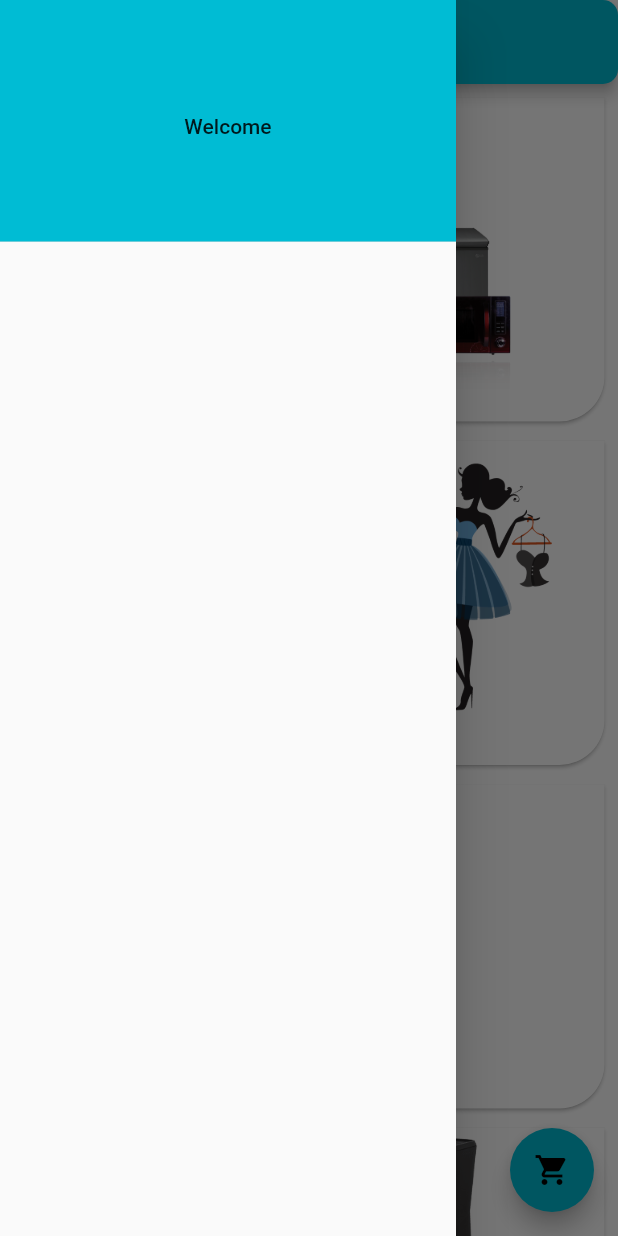
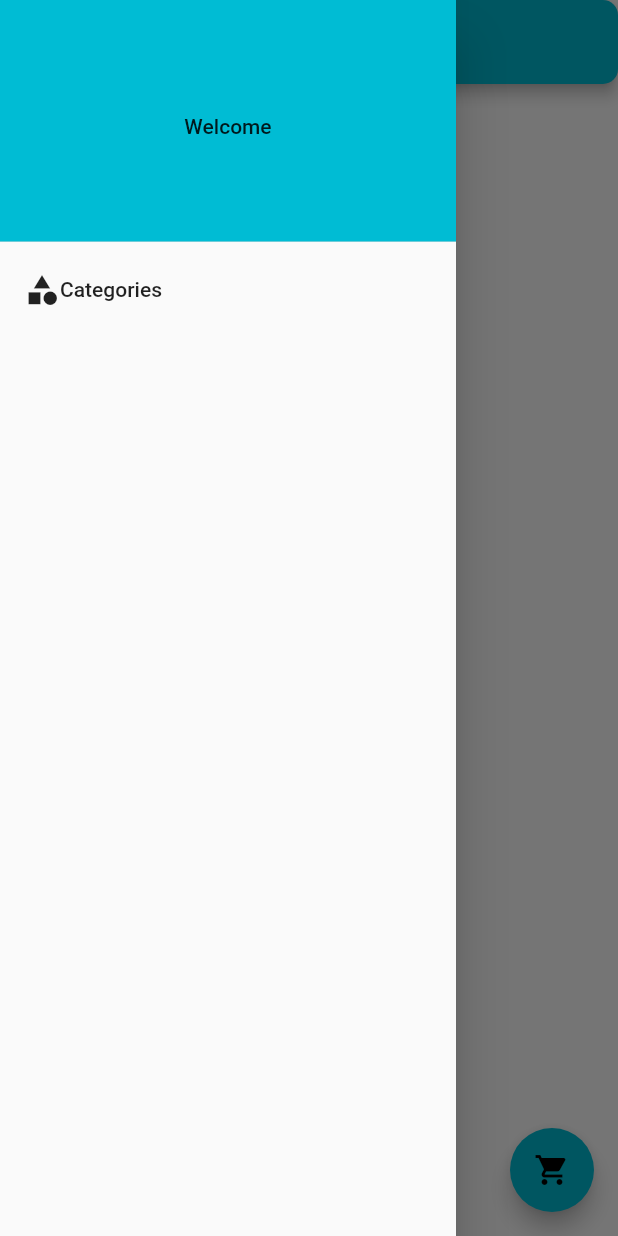
Before and after one commit to maddyb99/-Amazon, a Flutter app: the HomePage screen opened directly, with the side drawer open, on a phone screen of 412 x 824 dp. Run offline on Flutter 3.47's test engine with Material 2 defaults, Android fonts, the phone set to English and light mode, and no system bars; drawn by our look-alikes of expandable; our stand-ins replace cloud_firestore; accounts and stored records are empty.

```diff
--- a/lib/Screens/Home.dart
+++ b/lib/Screens/Home.dart
@@ -1,6 +1,4 @@
 import 'package:flutter/material.dart';
-import 'package:expandable/expandable.dart';
-import 'package:Not_Amazon/Screens/ItemList.dart';
 
 class Hme extends StatelessWidget {
   @override
@@ -20,77 +18,7 @@ class HomePage extends StatefulWidget {
 
 class _HomeState extends State<HomePage> {
   bool elecflag;
-  int _Mode=0;
   Color _backgroundColor=Colors.white,_appBarColor=Colors.cyan,_fabColor=Colors.cyan;
-  String _cat;
-  ScrollActivityDelegate delegate;
-  final pageController=PageController(
-    initialPage: 0,
-    keepPage: false,
-  );
-  void initState() {
-    elecflag = false;
-    super.initState();
-  }
-  Widget createCategory(String cat){
-    return ExpandablePanel(
-      header: Center(
-        child: Padding(
-          padding: const EdgeInsets.only(top: 5.0,left: 5.0,right: 5.0),
-          child: createCard(cat),
-        ),
-      ),
-      expanded: FlatButton(
-          onPressed: (){
-            setState(() {
-              _cat = cat;
-              pageController.animateToPage(1, duration: Duration(milliseconds: 300), curve: Curves.linear);
-            });
-          },
-          child: Text('Sublist for' + cat)
-      ),
-      //initialExpanded: false,
-      tapHeaderToExpand: true,
-      hasIcon: false,
-    );
-  }
-  Widget createCard(String category) {
-    return Card(
-      child: Column(
-        children: <Widget>[
-          Hero(
-            tag: category,
-            child: Container(
-                height: 200.0,
-                width: double.maxFinite,
-                decoration: new BoxDecoration(
-                  image: DecorationImage(
-                    image: new AssetImage('assets/images/categories/' +
-                        category.toLowerCase() +
-                        '.PNG'),
-                    fit: BoxFit.fitHeight,
-                  ),
-                ),
-            ),
-          ),
-          new Center(child:Text(category)),
-        ],
-      ),
-      shape: RoundedRectangleBorder(borderRadius: BorderRadius.only(topLeft: Radius.circular(30.0),bottomRight: Radius.circular(30.0))),
-    );
-  }
-  Widget createBody(){
-      return SingleChildScrollView(
-        child: Column(
-          children: <Widget>[
-            createCategory("Electronics"),
-            createCategory("Clothes"),
-            createCategory("Furniture"),
-            createCategory("Gadget"),
-          ]
-        ),
-      );
-  }
   @override
   Widget build(BuildContext context) {
     return new Scaffold(
@@ -121,6 +49,17 @@ class _HomeState extends State<HomePage> {
                 color: Colors.cyan,
               ),
             ),
+            FlatButton(
+              onPressed: () {
+                Navigator.of(context).pushNamed('/Cat');
+              },
+              child: new Row(
+                children: <Widget>[
+                  Icon(Icons.category),
+                  Text('Categories')
+                ],
+              ),
+            )
           ],
         ),
       ),
@@ -131,86 +70,45 @@ class _HomeState extends State<HomePage> {
         child: Icon(Icons.shopping_cart),
         backgroundColor: _fabColor,
       ),
-      body: PageView(
+      body:
+      Text("Homepage"),
+      /*PageView(
         controller: pageController,
         children: <Widget>[
-          createBody(),
-          Items(cat: _cat),
+          createCategory("Electronics"),
+          createCategory("Clothes"),
+          createCategory("Furniture"),
+          createCategory("Gadget"),
         ],
         scrollDirection: Axis.horizontal,
         onPageChanged: (int page){
           if(pageController.page.round()==0)
             setState(() {
-              _backgroundColor=Colors.white;
-              _appBarColor=Colors.cyan;
-              _fabColor=Colors.cyan;
-            });
-          else if(pageController.page.round()==1)
-            if(_cat=='Electronics')
-              setState(() {
               _backgroundColor=Colors.greenAccent[100];
               _appBarColor=Colors.lightGreen;
               _fabColor=Colors.lightGreen;
             });
-            else if(_cat=='Clothes')
+          else if(pageController.page.round()==1)
             setState(() {
               _backgroundColor=Colors.pinkAccent[100];
               _appBarColor=Colors.pink;
-
               _fabColor=Colors.pink;
             });
-            else if(_cat=='Furniture')
+          else if(pageController.page.round()==2)
             setState(() {
               _backgroundColor=Colors.brown[100];
               _appBarColor=Colors.brown;
               _fabColor=Colors.brown;
             });
-            else if(_cat=='Gadget')
+          else if(pageController.page.round()==3)
             setState(() {
               _backgroundColor=Colors.deepOrangeAccent[100];
               _appBarColor=Colors.deepOrangeAccent;
               _fabColor=Colors.deepOrangeAccent;
             });
         },
-      ),
+      ),*/
       backgroundColor: _backgroundColor,
-    );
-  }
-}
-
-class CoolCard extends StatelessWidget {
-  String category;
-  VoidCallback parentStateCb;
-
-  CoolCard({@required this.category, @required this.parentStateCb});
-
-  @override
-  Widget build(BuildContext context) {
-    return Card(
-      child: new FlatButton(
-        onPressed: parentStateCb,
-        child: new Column(
-          //width: 150.0,
-          children: <Widget>[
-            Container(
-                height: 200.0,
-                decoration: new BoxDecoration(
-                  image: DecorationImage(
-                    image: new AssetImage('assets/images/categories/' +
-                        category.toLowerCase() +
-                        '.PNG'),
-                    fit: BoxFit.contain,
-                  ),
-                )),
-            new Text(category),
-          ],
-        ),
-      ),
-
-      ///elevation: 3.0,
-      shape: RoundedRectangleBorder(
-        borderRadius: BorderRadius.circular(15.0),
-      ),
     );
   }
 }
--- a/lib/Screens/ItemList.dart
+++ b/lib/Screens/ItemList.dart
@@ -1,5 +1,4 @@
 import 'package:flutter/material.dart';
-import 'package:Not_Amazon/Screens/Home.dart';
 
 class Items extends StatelessWidget {
   final String cat;
--- a/lib/Screens/Login.dart
+++ b/lib/Screens/Login.dart
@@ -143,7 +143,7 @@ class _LoginState extends State<LoginPage> {
                     ),*/
                     new MaterialButton(
                         onPressed: () {
-                          Navigator.of(context).pushReplacementNamed('/Home');
+                          Navigator.of(context).pushReplacementNamed('/Home2');
                         },
                       child: new Image.asset('assets/images/fb.png',
                       scale: 5.0,
@@ -158,7 +158,7 @@ class _LoginState extends State<LoginPage> {
                 children: <Widget>[
                   new MaterialButton(
                     onPressed: () {
-                      final snackBar=SnackBar(
+                      SnackBar(
                         content: Text('dfgvd'),
                       );
                       _displaySnackBar(context);
--- a/pubspec.yaml
+++ b/pubspec.yaml
@@ -16,6 +16,8 @@ dependencies:
   flutter:
     sdk: flutter
   expandable: ^2.0.0
+  firebase_core: ^0.3.4
+  cloud_firestore: ^0.9.13+1
 
   # The following adds the Cupertino Icons font to your application.
   # Use with the CupertinoIcons class for iOS style icons.
```
Also changed, not shown: lib/Screens/Categories.dart (added, +206 -0 lines), lib/main.dart (+6 -4 lines), assets/images/categories/home.PNG (renamed from assets/images/categories/gadget.PNG), pubspec.lock, 4 other files. Lines whose indentation alone changed are shown as unchanged.
